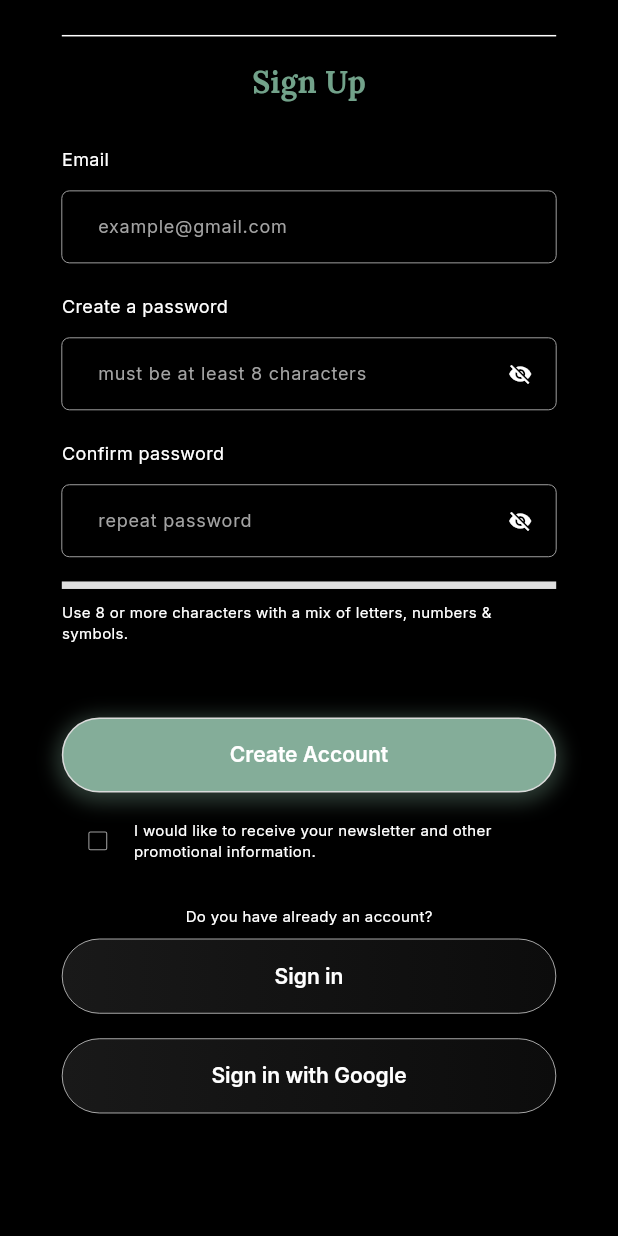
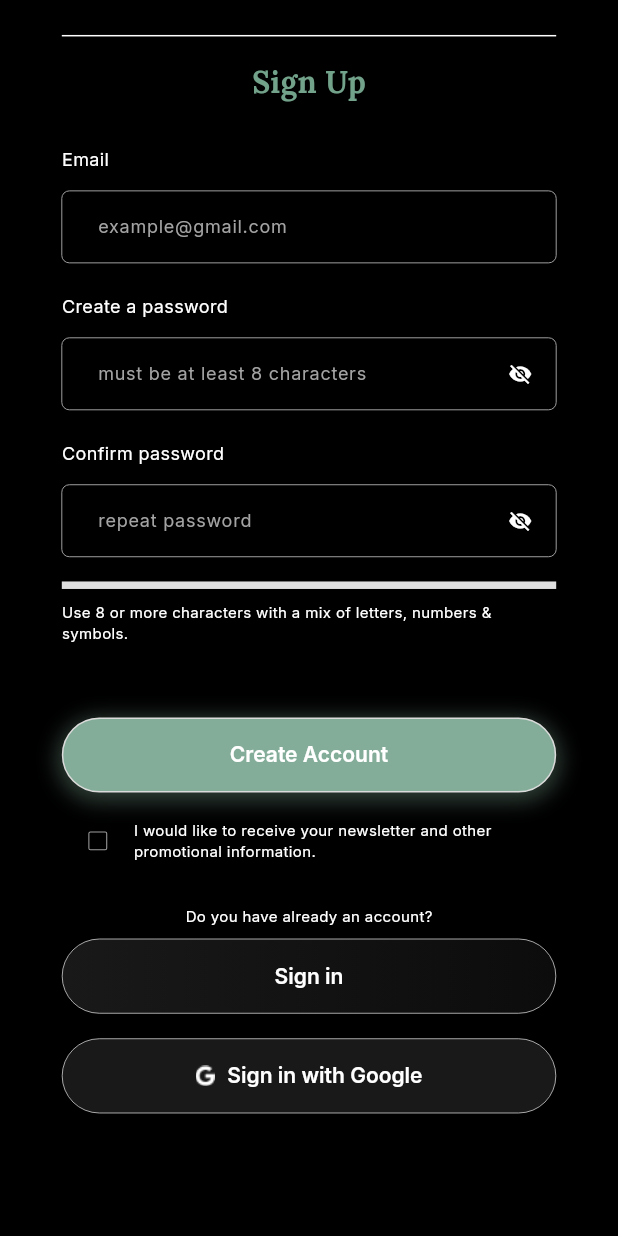
Before and after one commit to eddyh99/expatroaster, a Flutter app: the SignupView screen opened by its route, scrolled down 149 dp, on a phone screen of 412 x 824 dp. Run offline on Flutter 3.47's test engine with Material 3 defaults, Android fonts, the phone set to English and light mode, and no system bars; our stand-ins replace carousel_slider, convex_bottom_bar, dots_indicator, email_validator, flutter_svg, geocoding and 10 more; missing offline and left inert: webview_flutter_android, webview_flutter_wkwebview; accounts and stored records are empty; network calls fail.

Commit message:
fix: detail history transaksi, tap settings, icon sosmed, icon google in button

```diff
--- a/lib/main.dart
+++ b/lib/main.dart
@@ -5,7 +5,7 @@ import 'package:expatroasters/view/frontscreen/settings/pilihsettings_view.dart'
 import 'package:expatroasters/view/frontscreen/signup/complete_view.dart';
 import 'package:expatroasters/view/frontscreen/signup/confirmation_view.dart';
 import 'package:expatroasters/view/frontscreen/createpin_view.dart';
-import 'package:expatroasters/view/frontscreen/detail_history_order.dart';
+import 'package:expatroasters/view/frontscreen/history/detail_history_order.dart';
 import 'package:expatroasters/view/frontscreen/enterpin_view.dart';
 import 'package:expatroasters/view/frontscreen/forgot_password/enterotp_view.dart';
 import 'package:expatroasters/view/frontscreen/forgot_password/forgotpass_view.dart';
@@ -15,7 +15,7 @@ import 'package:expatroasters/view/frontscreen/home_view.dart';
 import 'package:expatroasters/view/frontscreen/list_outlet.dart';
 import 'package:expatroasters/view/frontscreen/orderdetail_view.dart';
 import 'package:expatroasters/view/frontscreen/order_view.dart';
-import 'package:expatroasters/view/frontscreen/history_view.dart';
+import 'package:expatroasters/view/frontscreen/history/history_view.dart';
 import 'package:expatroasters/view/frontscreen/profile_view.dart';
 import 'package:expatroasters/view/frontscreen/promotion_view.dart';
 import 'package:expatroasters/view/frontscreen/qrcode_view.dart';
--- a/lib/view/frontscreen/signin_view.dart
+++ b/lib/view/frontscreen/signin_view.dart
@@ -383,7 +383,7 @@ class _SigninViewState extends State<SigninView> {
                       ),
                       SizedBox(
                         child: ButtonWidget(
-                          name: "btnSecondary",
+                          name: "btnSecondaryGoogle",
                           text: "Sign up with Google",
                           boxsize: '80',
                           onTap: () {},
--- a/lib/view/frontscreen/signup/signup_view.dart
+++ b/lib/view/frontscreen/signup/signup_view.dart
@@ -488,7 +488,7 @@ class _SignupViewState extends State<SignupView> {
                   ),
                   SizedBox(
                     child: ButtonWidget(
-                        name: "btnSecondary",
+                        name: "btnSecondaryGoogle",
                         text: "Sign in with Google",
                         boxsize: '80',
                         onTap: () {}),
--- a/lib/widgets/backscreens/button_widget.dart
+++ b/lib/widgets/backscreens/button_widget.dart
@@ -205,6 +205,63 @@ class ButtonWidget extends StatelessWidget {
               ),
             ),
           )
+        else if (name == 'btnSecondaryGoogle')
+          GestureDetector(
+            onTap: onTap,
+            child: SizedBox(
+              width: double.parse(boxsize).w,
+              child: Container(
+                height: 50,
+                decoration: BoxDecoration(
+                  gradient: const LinearGradient(
+                    colors: [
+                      Color.fromRGBO(25, 25, 25, 1),
+                      Color.fromRGBO(25, 25, 25, 1),
+                    ],
+                    begin: Alignment.centerLeft,
+                    end: Alignment.centerRight,
+                  ),
+                  borderRadius: const BorderRadius.all(
+                    Radius.circular(999.0),
+                  ),
+                  border: Border.all(
+                    style: BorderStyle.solid,
+                    width: 0.5,
+                    color: const Color.fromARGB(255, 219, 219, 219),
+                  ),
+                  // boxShadow: const [
+                  //   BoxShadow(
+                  //     color: Color.fromRGBO(141, 190, 165, 0.3),
+                  //     spreadRadius: 4,
+                  //     blurRadius: 10,
+                  //     offset: Offset(0, 3),
+                  //   ),
+                  // ],
+                ),
+                child: Center(
+                  child: Row(
+                    mainAxisAlignment: MainAxisAlignment.center,
+                    children: [
+                      Image.asset('assets/images/icon_google.png'),
+                      SizedBox(
+                        width: 2.w,
+                      ),
+                      Text(
+                        text,
+                        textAlign: TextAlign.left,
+                        style: const TextStyle(
+                          fontWeight: FontWeight.w600,
+                          fontSize: 14,
+                          letterSpacing: 0.0,
+                          color: Colors.white,
+                        ),
+                      ),
+                    ],
+                  ),
+                ),
+              ),
+            ),
+          )
       ],
     );
   }
--- a/pubspec.yaml
+++ b/pubspec.yaml
@@ -54,7 +54,7 @@ dependencies:
   geolocator: ^12.0.0
   geocoding: ^3.0.0
   flutter_svg: ^2.0.10+1
-  syncfusion_flutter_datepicker: ^26.1.42
+  syncfusion_flutter_datepicker: 25.2.4
 
 
 dev_dependencies:
```
Also changed, not shown: lib/view/frontscreen/history/detail_history_order.dart (renamed from lib/view/frontscreen/detail_history_order.dart, +57 -39 lines), lib/view/frontscreen/history/history_view.dart (renamed from lib/view/frontscreen/history_view.dart, +3 -4 lines), lib/view/frontscreen/home_view.dart (+5 -5 lines), lib/view/frontscreen/profile_view.dart (+19 -46 lines), lib/view/frontscreen/qrcode_view.dart (+40 -8 lines), lib/view/frontscreen/settings/pilihsettings_view.dart (+28 -33 lines), lib/widgets/backscreens/Iconsosmed_widget.dart (added, +91 -0 lines), assets/images/fb.svg (added), assets/images/ig.svg (added), assets/images/pt.svg (added), assets/images/tt.svg (added), assets/images/yt.svg (added), pubspec.lock.
